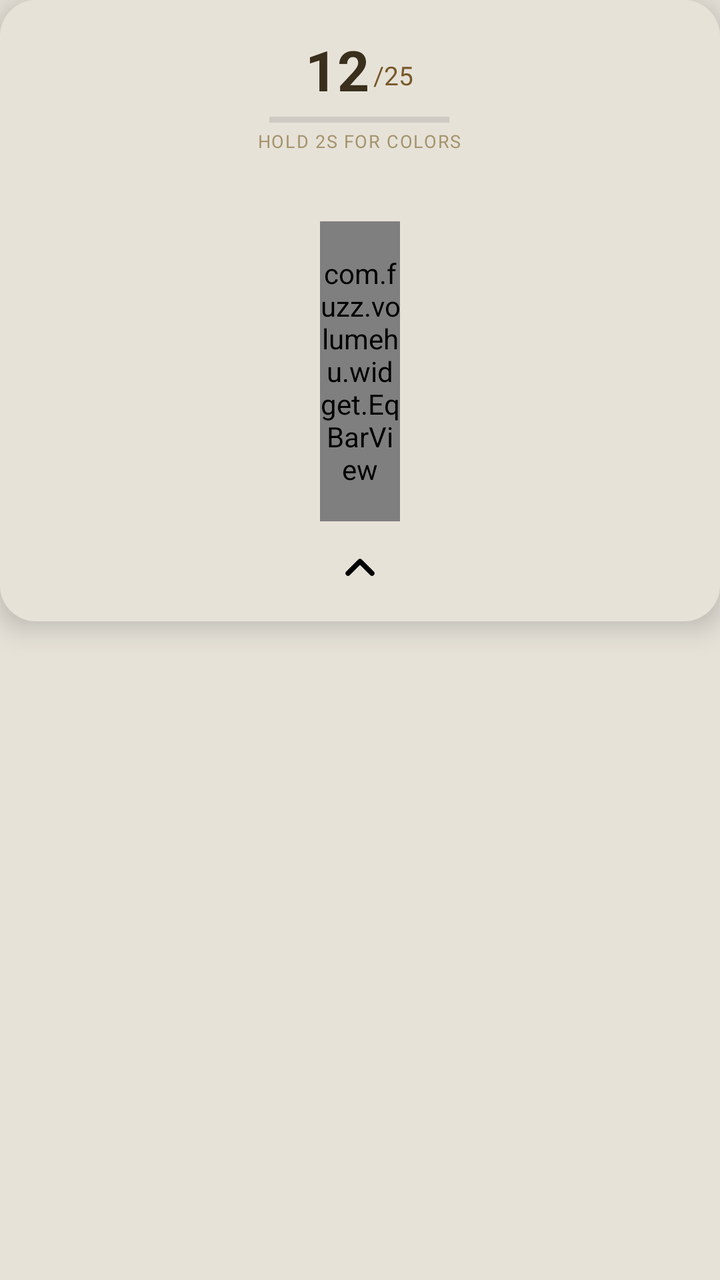
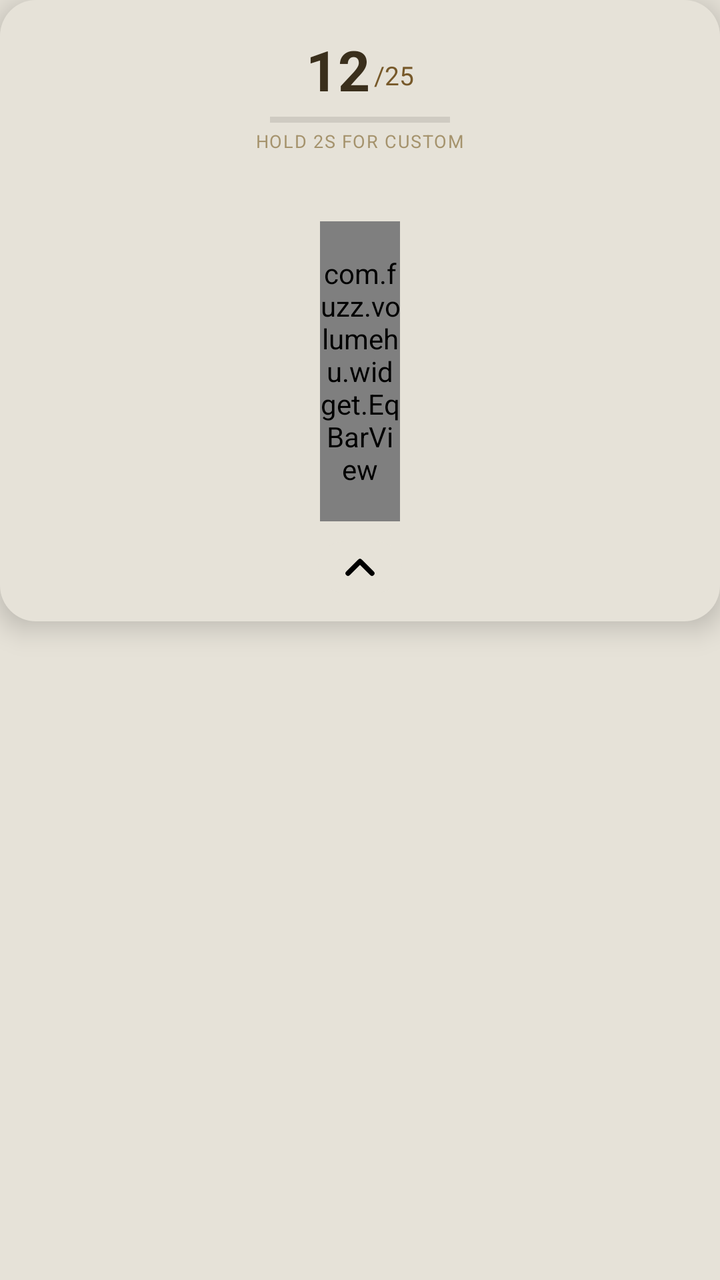

Compare the two renders of this Android layout. The source of the first and the diff that turns it into the second are given below.
<!-- AndroidManifest.xml: application theme AppTheme -->
<!-- res/layout/overlay_panel.xml -->
<?xml version="1.0" encoding="utf-8"?>
<FrameLayout xmlns:android="http://schemas.android.com/apk/res/android"
    android:layout_width="150dp"
    android:layout_height="wrap_content">

    <LinearLayout
        android:id="@+id/panelCard"
        android:layout_width="match_parent"
        android:layout_height="wrap_content"
        android:orientation="vertical"
        android:elevation="8dp"
        android:background="@drawable/bg_panel_card"
        android:padding="14dp"
        android:gravity="center_horizontal">

        
        <LinearLayout
            android:id="@+id/readoutRow"
            android:layout_width="wrap_content"
            android:layout_height="wrap_content"
            android:orientation="vertical"
            android:gravity="center_horizontal"
            android:paddingTop="2dp"
            android:paddingBottom="6dp">

            <LinearLayout
                android:layout_width="wrap_content"
                android:layout_height="wrap_content"
                android:orientation="horizontal"
                android:gravity="bottom">

                <TextView
                    android:id="@+id/volNum"
                    android:layout_width="wrap_content"
                    android:layout_height="wrap_content"
                    android:text="12"
                    android:textColor="@color/ink"
                    android:textSize="28sp"
                    android:textStyle="bold" />

                <TextView
                    android:id="@+id/volMax"
                    android:layout_width="wrap_content"
                    android:layout_height="wrap_content"
                    android:layout_marginStart="2dp"
                    android:layout_marginBottom="3dp"
                    android:text="/25"
                    android:textColor="@color/ink_dim"
                    android:textSize="13sp" />
            </LinearLayout>

            <FrameLayout
                android:id="@+id/holdProgressTrack"
                android:layout_width="90dp"
                android:layout_height="3dp"
                android:layout_marginTop="5dp"
                android:background="#1A000000">

                <View
                    android:id="@+id/holdProgressFill"
                    android:layout_width="match_parent"
                    android:layout_height="match_parent"
                    android:background="@color/accent"
                    android:scaleX="0" />
            </FrameLayout>

            <TextView
                android:id="@+id/holdHint"
                android:layout_width="wrap_content"
                android:layout_height="wrap_content"
                android:layout_marginTop="3dp"
                android:text="hold 2s for colors"
                android:textColor="#A5936D"
                android:textSize="9sp"
                android:textAllCaps="true"
                android:letterSpacing="0.06" />
        </LinearLayout>

        
        <ImageButton
            android:id="@+id/nudgeBtn"
            android:layout_width="30dp"
            android:layout_height="24dp"
            android:layout_marginBottom="4dp"
            android:background="@drawable/bg_small_button"
            android:src="@drawable/ic_chevron"
            android:scaleType="centerInside"
            android:contentDescription="Push past 20"
            android:visibility="invisible" />

        <com.fuzz.volumehu.widget.EqBarView
            android:id="@+id/eqBar"
            android:layout_width="40dp"
            android:layout_height="150dp" />

        
        <ImageButton
            android:id="@+id/collapseBtn"
            android:layout_width="42dp"
            android:layout_height="26dp"
            android:layout_marginTop="10dp"
            android:background="@drawable/bg_small_button"
            android:src="@drawable/ic_chevron"
            android:scaleType="centerInside"
            android:contentDescription="Collapse panel" />
    </LinearLayout>

</FrameLayout>
<!-- resources referenced by this layout -->
<resources>
  <color name="accent">#B3691F</color>
  <color name="ink">#3A2F1C</color>
  <color name="ink_dim">#77592A</color>
  <!-- drawable bg_panel_card (drawable) -->
  <?xml version="1.0" encoding="utf-8"?>
  <shape xmlns:android="http://schemas.android.com/apk/res/android" android:shape="rectangle">
      <solid android:color="@color/cream" />
      <corners android:radius="18dp" />
  </shape>
  <!-- drawable bg_small_button (drawable) -->
  <?xml version="1.0" encoding="utf-8"?>
  <shape xmlns:android="http://schemas.android.com/apk/res/android" android:shape="rectangle">
      <solid android:color="@color/cream" />
      <corners android:radius="7dp" />
  </shape>
  <!-- drawable ic_chevron (drawable) -->
  <vector xmlns:android="http://schemas.android.com/apk/res/android"
      android:width="24dp"
      android:height="24dp"
      android:viewportWidth="24"
      android:viewportHeight="24">
      <path
          android:strokeColor="#FF000000"
          android:strokeWidth="2.5"
          android:strokeLineCap="round"
          android:strokeLineJoin="round"
          android:pathData="M6,15l6,-6l6,6" />
  </vector>
  <style name="AppTheme" parent="Theme.AppCompat.DayNight.NoActionBar">
          <item name="colorPrimary">@color/accent</item>
          <item name="colorPrimaryDark">@color/ink</item>
          <item name="colorAccent">@color/accent</item>
          <item name="android:windowBackground">@color/cream</item>
      </style>
  <color name="cream">#E6E2D8</color>
</resources>

<!-- the commit's change to res/layout/overlay_panel.xml (unified diff, before → after) -->
@@ -69,7 +69,7 @@
                 android:layout_width="wrap_content"
                 android:layout_height="wrap_content"
                 android:layout_marginTop="3dp"
-                android:text="hold 2s for colors"
+                android:text="hold 2s for custom"
                 android:textColor="#A5936D"
                 android:textSize="9sp"
                 android:textAllCaps="true"
<!-- resource entries referenced after the edit -->
@@ -13,7 +13,7 @@
   <?xml version="1.0" encoding="utf-8"?>
   <shape xmlns:android="http://schemas.android.com/apk/res/android" android:shape="rectangle">
       <solid android:color="@color/cream" />
-      <corners android:radius="7dp" />
+      <corners android:radius="999dp" />
   </shape>
   <!-- drawable ic_chevron (drawable) -->
   <vector xmlns:android="http://schemas.android.com/apk/res/android"
